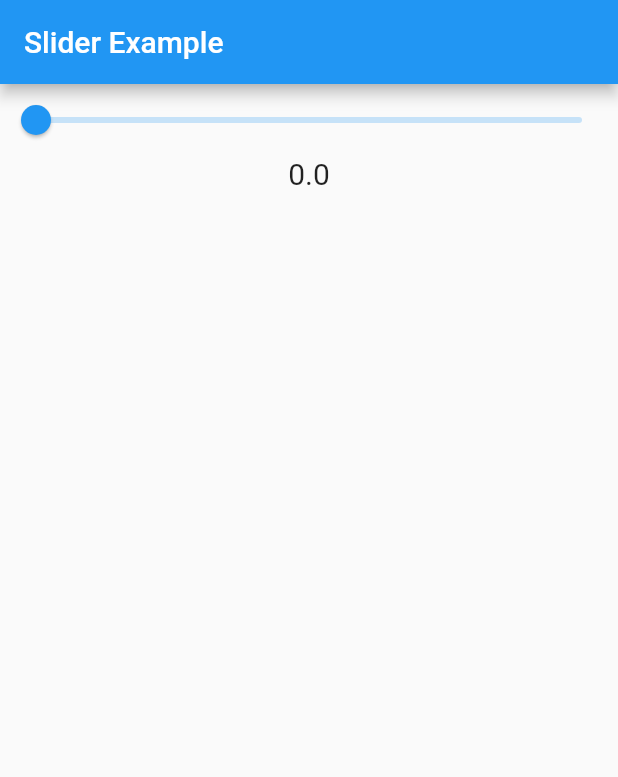
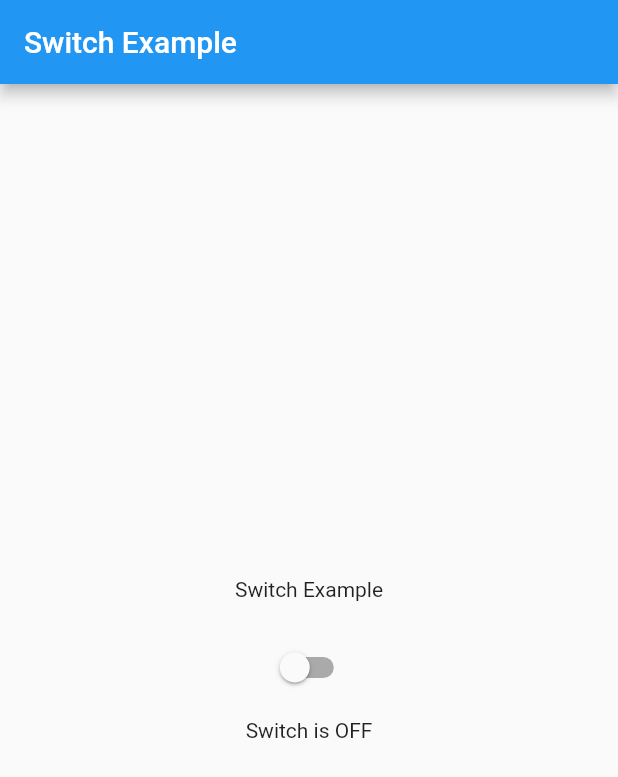
Before and after one commit to abubakarflutter/provider-learning, a Flutter app: the screen it shows after launch, on a phone screen of 412 x 824 dp. Shown: the top 777 px of the screen. Run offline on Flutter 3.47's test engine with Material 2 defaults, Android fonts, the phone set to English and light mode, and no system bars.

Commit message:
switch example

```diff
--- a/lib/main.dart
+++ b/lib/main.dart
@@ -2,6 +2,8 @@ import 'package:flutter/material.dart';
 import 'package:provider/provider.dart';
 import 'package:providerlearning/slider_example/slider_provider.dart';
 import 'package:providerlearning/slider_example/slider_view.dart';
+import 'package:providerlearning/switch_example/switch_provider.dart';
+import 'package:providerlearning/switch_example/switch_view.dart';
 
 import 'counter_example/provider_counter.dart';
 import 'counter_example/view_counter.dart';
@@ -20,6 +22,7 @@ class MyApp extends StatelessWidget {
       providers: [
         ChangeNotifierProvider(create: (BuildContext context) => CounterProvider()),
         ChangeNotifierProvider(create: (BuildContext context) => SliderProvider()),
+        ChangeNotifierProvider(create: (BuildContext context) => SwitchProvider()),
       ],
     child: MaterialApp(
       title: 'Flutter Demo',
@@ -27,7 +30,8 @@ class MyApp extends StatelessWidget {
         primarySwatch: Colors.blue,
       ),
       // home: const CounterExampleProvider(),
-      home: const SliderExampleView(),
+      // home: const SliderExampleView(),
+      home:  const SwitchExampleView(),
      ),
     );
   }
--- /dev/null
+++ b/lib/switch_example/switch_provider.dart
@@ -0,0 +1,12 @@
+import 'package:flutter/foundation.dart';
+
+class SwitchProvider with ChangeNotifier {
+  bool _switchValue = false;
+
+  bool get switchValue => _switchValue;
+
+  void toggleSwitch(bool value) {
+    _switchValue = value;
+    notifyListeners();
+  }
+}
--- /dev/null
+++ b/lib/switch_example/switch_view.dart
@@ -0,0 +1,46 @@
+import 'package:flutter/material.dart';
+import 'package:provider/provider.dart';
+import 'package:providerlearning/switch_example/switch_provider.dart';
+
+class SwitchExampleView extends StatelessWidget {
+  const SwitchExampleView({Key? key}) : super(key: key);
+
+  @override
+  Widget build(BuildContext context) {
+    return Scaffold(
+      appBar: AppBar(
+        title: const Text('Switch Example'),
+      ),
+      body: Center(
+        child: Column(
+          mainAxisSize: MainAxisSize.min,
+          mainAxisAlignment: MainAxisAlignment.center,
+          crossAxisAlignment: CrossAxisAlignment.center,
+          children: [
+            const Text('Switch Example'),
+            const SizedBox(height: 20),
+            Consumer<SwitchProvider>(
+              builder: (context, switchProvider, child) {
+                return Column(
+                  children: [
+                  Switch(
+                  value: switchProvider.switchValue,
+                  onChanged: (value) {
+                    switchProvider.toggleSwitch(value);
+                  },
+                ),
+                    const SizedBox(height: 10),
+                    Text(
+                        'Switch is ${switchProvider.switchValue ? 'ON' : 'OFF'}'),
+
+
+                  ],
+                );
+              },
+            ),
+          ],
+        ),
+      ),
+    );
+  }
+}
```
